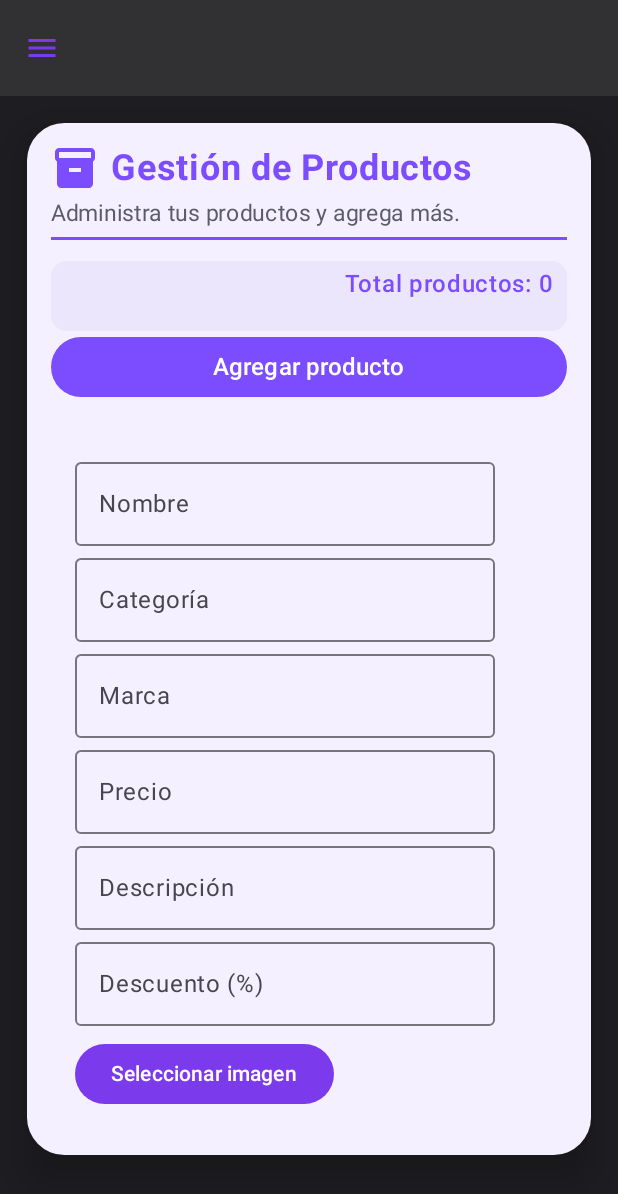
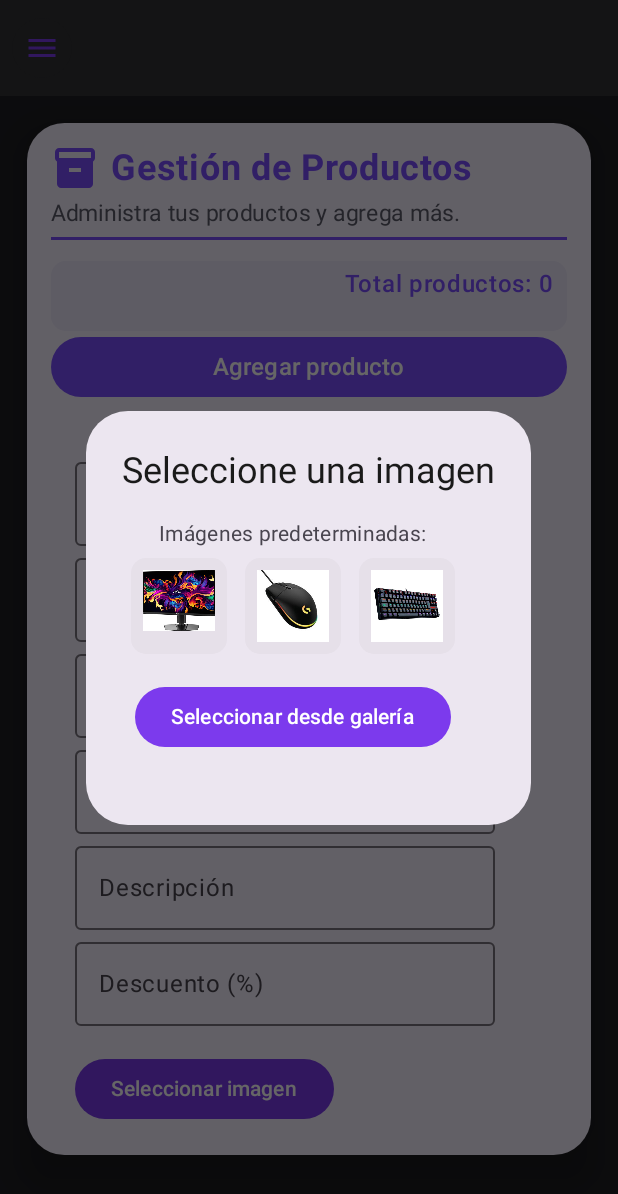
Before and after one commit to GatitoSabor/EP_2_LevelUpKotlin, an Android app built with Jetpack Compose: the AdminProductosScreen screen opened through its navigation route, after a tap on "Seleccionar imagen", on a phone screen of 412 x 824 dp. Shown: the top 1194 px of the screen. Run offline under Robolectric (Android 15) with nearby library versions, the phone set to English and light mode, and no system bars; our stand-ins replace Room's generated code; pictures from the network do not load; 1 other tap on this screen came first.

Commit message:
Panel Producto

```diff
--- a/app/src/main/java/com/example/lvlup/data/AppDatabase.kt
+++ b/app/src/main/java/com/example/lvlup/data/AppDatabase.kt
@@ -10,7 +10,7 @@ import androidx.room.RoomDatabase
         AddressEntity::class,
         CouponEntity::class
     ],
-    version = 11
+    version = 13
 )
 abstract class AppDatabase : RoomDatabase() {
     abstract fun userDao(): UserDao
--- a/app/src/main/java/com/example/lvlup/data/ProductEntity.kt
+++ b/app/src/main/java/com/example/lvlup/data/ProductEntity.kt
@@ -12,5 +12,6 @@ data class ProductEntity(
     val price: Double,
     val description: String,
     val imageUrl: String? = null,
+    val imageResId: Int? = null,
     val discountPercent: Double? = null
 )
--- a/app/src/main/java/com/example/lvlup/ui/adminproductos/ProductoForm.kt
+++ b/app/src/main/java/com/example/lvlup/ui/adminproductos/ProductoForm.kt
@@ -1,5 +1,3 @@
-package com.example.lvlup.ui.adminproductos
-
 import androidx.compose.runtime.*
 import androidx.compose.material3.*
 import androidx.compose.foundation.layout.*
@@ -15,6 +13,13 @@ import androidx.compose.foundation.border
 import androidx.compose.ui.draw.clip
 import coil.compose.rememberAsyncImagePainter
 import androidx.core.net.toUri
+import androidx.compose.foundation.horizontalScroll
+import androidx.compose.foundation.rememberScrollState
+import androidx.compose.foundation.clickable
+import androidx.compose.foundation.shape.RoundedCornerShape
+import androidx.compose.ui.Alignment
+import androidx.compose.ui.res.painterResource
+import com.example.lvlup.R
 
 @Composable
 fun ProductoForm(
@@ -31,11 +36,22 @@ fun ProductoForm(
     var error by remember { mutableStateOf("") }
 
     var imageUri by remember { mutableStateOf<Uri?>(producto?.imageUrl?.toUri()) }
+    var imageResId by remember { mutableStateOf(producto?.imageResId) }
+    var mostrarPicker by remember { mutableStateOf(false) }
+
+    val drawableImages = listOf(
+        R.drawable.monitor, // Cambia estos por los nombres de tus drawables reales
+        R.drawable.mouse,
+        R.drawable.teclado
+    )
 
     val pickImageLauncher = rememberLauncherForActivityResult(
         contract = ActivityResultContracts.GetContent()
     ) { uri ->
-        if (uri != null) imageUri = uri
+        if (uri != null) {
+            imageUri = uri
+            imageResId = null
+        }
     }
 
     Column(modifier = Modifier.padding(16.dp)) {
@@ -46,16 +62,77 @@ fun ProductoForm(
         OutlinedTextField(value = descripcion, onValueChange = { descripcion = it }, label = { Text("Descripción") })
         OutlinedTextField(value = descuento, onValueChange = { descuento = it }, label = { Text("Descuento (%)") })
 
+        Spacer(modifier = Modifier.height(10.dp))
+
+        // BOTÓN QUE DESPLIEGA EL PICKER DE IMÁGENES
         Button(
-            onClick = { pickImageLauncher.launch("image/*") },
+            onClick = { mostrarPicker = true },
             modifier = Modifier.padding(vertical = 8.dp)
         ) {
-            Text(if (imageUri != null) "Cambiar imagen" else "Seleccionar imagen")
+            Text("Seleccionar imagen")
         }
 
-        imageUri?.let {
+        // Modal para seleccionar imagen
+        if (mostrarPicker) {
+            AlertDialog(
+                onDismissRequest = { mostrarPicker = false },
+                confirmButton = {},
+                title = { Text("Seleccione una imagen") },
+                text = {
+                    Column(horizontalAlignment = Alignment.CenterHorizontally) {
+                        Text("Imágenes predeterminadas:")
+                        Row(Modifier.horizontalScroll(rememberScrollState())) {
+                            drawableImages.forEach { resId ->
+                                Card(
+                                    modifier = Modifier
+                                        .padding(6.dp)
+                                        .size(64.dp)
+                                        .clickable {
+                                            imageResId = resId
+                                            imageUri = null
+                                            mostrarPicker = false
+                                        },
+                                    shape = RoundedCornerShape(10.dp)
+                                ) {
                                     Image(
-                painter = rememberAsyncImagePainter(model = it),
+                                        painter = painterResource(resId),
+                                        contentDescription = null,
+                                        modifier = Modifier.padding(8.dp)
+                                    )
+                                }
+                            }
+                        }
+                        Spacer(Modifier.height(12.dp))
+                        Button(
+                            onClick = {
+                                pickImageLauncher.launch("image/*")
+                                mostrarPicker = false
+                            }
+                        ) {
+                            Text("Seleccionar desde galería")
+                        }
+                    }
+                }
+            )
+        }
+
+        // Previsualización de imagen elegida
+        when {
+            imageResId != null -> {
+                Image(
+                    painter = painterResource(imageResId!!),
+                    contentDescription = "Imagen seleccionada del recurso",
+                    modifier = Modifier
+                        .fillMaxWidth()
+                        .height(160.dp)
+                        .padding(vertical = 8.dp)
+                        .clip(MaterialTheme.shapes.medium)
+                        .border(1.dp, MaterialTheme.colorScheme.primary, MaterialTheme.shapes.medium)
+                )
+            }
+            imageUri != null -> {
+                Image(
+                    painter = rememberAsyncImagePainter(model = imageUri),
                     contentDescription = "Imagen del producto",
                     modifier = Modifier
                         .fillMaxWidth()
@@ -64,6 +141,7 @@ fun ProductoForm(
                         .clip(MaterialTheme.shapes.medium)
                         .border(1.dp, MaterialTheme.colorScheme.primary, MaterialTheme.shapes.medium)
                 )
+            }
         }
 
         if (error.isNotEmpty())
@@ -85,6 +163,7 @@ fun ProductoForm(
                             price = precioDouble,
                             description = descripcion,
                             imageUrl = imageUri?.toString(),
+                            imageResId = imageResId,
                             discountPercent = descuentoDouble
                         )
                     )
--- a/app/src/main/java/com/example/lvlup/util/MainAppWithDrawer.kt
+++ b/app/src/main/java/com/example/lvlup/util/MainAppWithDrawer.kt
@@ -119,7 +119,7 @@ fun MainAppWithDrawer(
                             }
                         )
                         NavigationDrawerItem(
-                            label = { Text("Panel Productos") },
+                            label = { Text("Vista Administrador") },
                             selected = false,
                             onClick = {
                                 scope.launch { drawerState.close() }
@@ -311,7 +311,7 @@ fun AppNavHost(
                     context,
                     AppDatabase::class.java,
                     "lvlup_db"
-                ).build()
+                ).fallbackToDestructiveMigration().build()
             }
             val adminVM = remember { AdminProductosViewModel(db.productDao()) }
             AdminProductosScreen(adminVM)
```
Also changed, not shown: app/src/main/java/com/example/lvlup/ui/adminproductos/AdminProductosScreen.kt (+29 -2 lines), app/src/main/res/drawable/monitor.jpg (added), app/src/main/res/drawable/mouse.jpg (added), app/src/main/res/drawable/teclado.jpg (added). Lines whose indentation alone changed are shown as unchanged.
